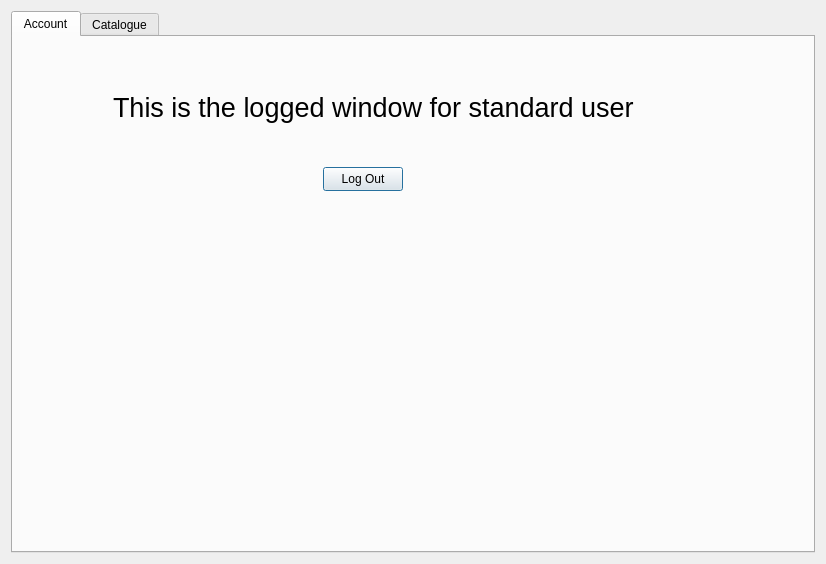
Qt form LibraryApp/suclogin.ui (peterjmen/106.2_library_system) before a commit.
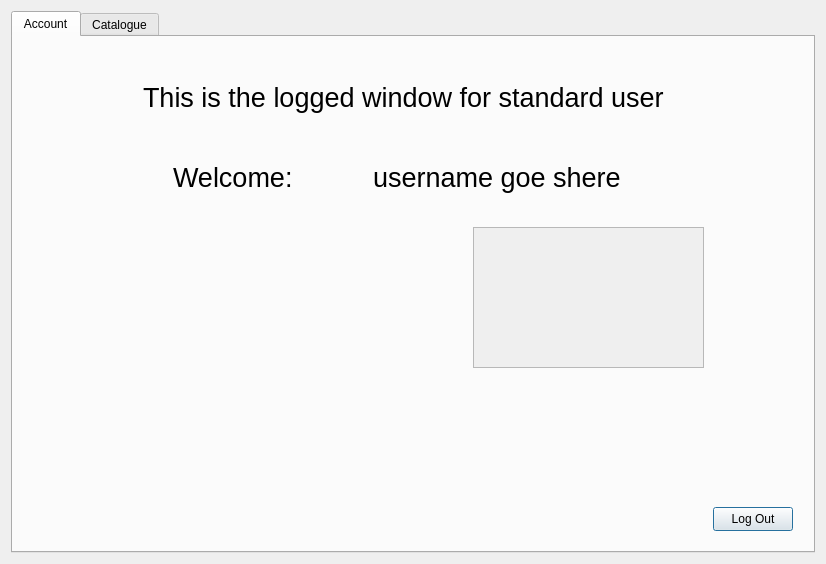
The same form after that commit.

The edit to the form file:
```diff
--- a/LibraryApp/suclogin.ui
+++ b/LibraryApp/suclogin.ui
@@ -26,8 +26,8 @@
       <widget class="QLabel" name="label">
        <property name="geometry">
         <rect>
-         <x>100</x>
-         <y>20</y>
+         <x>130</x>
+         <y>10</y>
          <width>531</width>
          <height>101</height>
         </rect>
@@ -44,8 +44,8 @@
       <widget class="QPushButton" name="pushButton_logout">
        <property name="geometry">
         <rect>
-         <x>310</x>
-         <y>130</y>
+         <x>700</x>
+         <y>470</y>
          <width>80</width>
          <height>24</height>
         </rect>
@@ -54,6 +54,76 @@
         <string>Log Out</string>
        </property>
       </widget>
+      <widget class="QScrollArea" name="yourReservedBooks">
+       <property name="geometry">
+        <rect>
+         <x>460</x>
+         <y>190</y>
+         <width>231</width>
+         <height>141</height>
+        </rect>
+       </property>
+       <property name="widgetResizable">
+        <bool>true</bool>
+       </property>
+       <widget class="QWidget" name="yourReservedBooks_scrollArea">
+        <property name="geometry">
+         <rect>
+          <x>0</x>
+          <y>0</y>
+          <width>229</width>
+          <height>139</height>
+         </rect>
+        </property>
+        <widget class="QWidget" name="verticalLayoutWidget">
+         <property name="geometry">
+          <rect>
+           <x>9</x>
+           <y>19</y>
+           <width>211</width>
+           <height>111</height>
+          </rect>
+         </property>
+         <layout class="QVBoxLayout" name="yourReservedBooksList"/>
+        </widget>
+       </widget>
+      </widget>
+      <widget class="QLabel" name="welcomeLabel">
+       <property name="geometry">
+        <rect>
+         <x>160</x>
+         <y>90</y>
+         <width>141</width>
+         <height>101</height>
+        </rect>
+       </property>
+       <property name="font">
+        <font>
+         <pointsize>20</pointsize>
+        </font>
+       </property>
+       <property name="text">
+        <string>Welcome:</string>
+       </property>
+      </widget>
+      <widget class="QLabel" name="loggedInUsernameLabel">
+       <property name="geometry">
+        <rect>
+         <x>360</x>
+         <y>90</y>
+         <width>341</width>
+         <height>101</height>
+        </rect>
+       </property>
+       <property name="font">
+        <font>
+         <pointsize>20</pointsize>
+        </font>
+       </property>
+       <property name="text">
+        <string>username goe shere</string>
+       </property>
+      </widget>
      </widget>
      <widget class="QWidget" name="tab_2">
       <attribute name="title">
```
Left out of the diff: 56 changed lines with no effect on the pictures.
